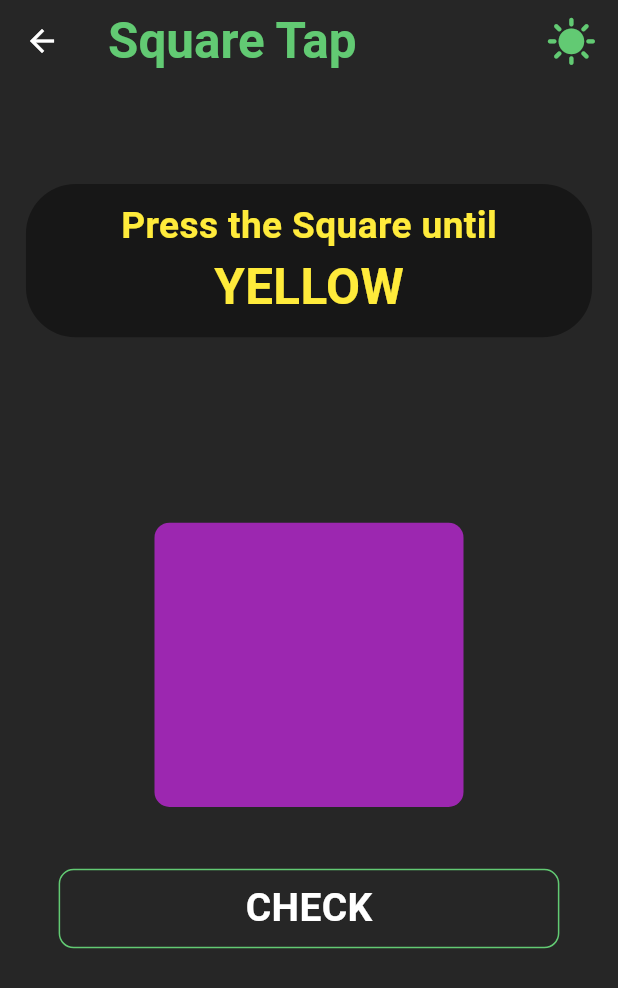
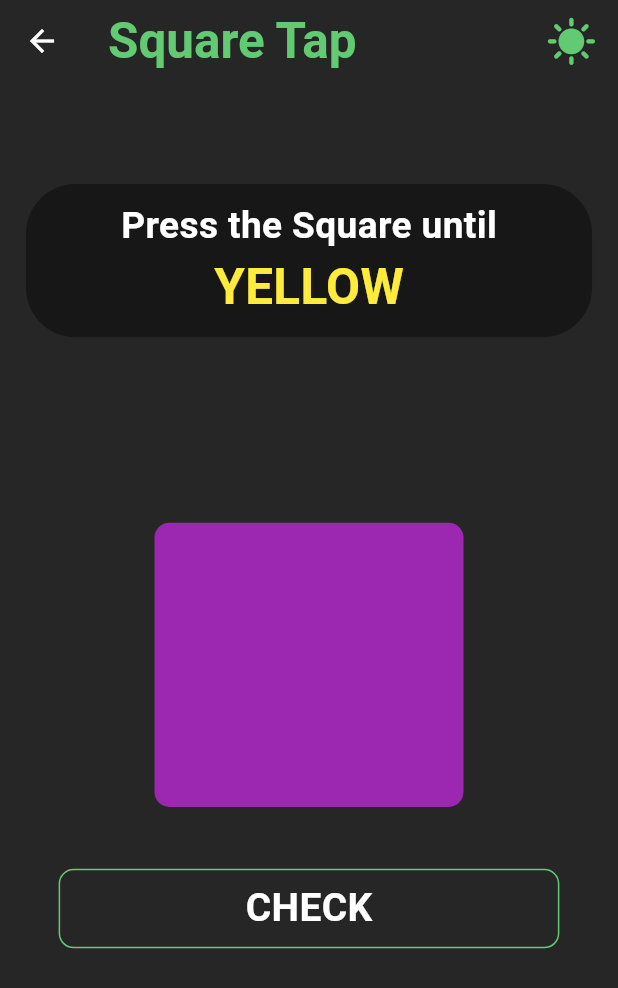
Before and after one commit to sidesshmore/AlzPal_Patient, a Flutter app: the SquareTap screen opened directly, on a phone screen of 412 x 824 dp. Shown: the top 988 px of the screen. Run offline on Flutter 3.47's test engine with Material 3 defaults, Android fonts, the phone set to English and light mode, and no system bars.

Commit message:
Changed colors list + ui changes

```diff
--- a/lib/Square Tap/screens/square_tap.dart
+++ b/lib/Square Tap/screens/square_tap.dart
@@ -27,8 +27,8 @@ class _SquareTapState extends State<SquareTap> {
     Colors.yellow,
     Colors.orange,
     Colors.red,
-    Colors.indigo,
-    Colors.green
+    Colors.green,
+    Colors.white,
   ];
   int currentColorIndex = 0;
 
@@ -92,30 +92,28 @@ class _SquareTapState extends State<SquareTap> {
                     if (isCorrect) {
                       HapticFeedback.lightImpact();
                       Future.delayed(Duration(seconds: 1), () {
-                        if (colorIndex == shuffledColor.length-1) {
+                        if (colorIndex == shuffledColor.length - 1) {
                           Navigator.push(
                             context,
                             MaterialPageRoute(builder: (context) {
                               return HomeScreen();
                             }),
                           );
-                        }else{
+                        } else {
                           setState(() {
                             colorIndex++;
                             isSelected = false;
                           });
                         }
                       });
-                      }else{
+                    } else {
                       HapticFeedback.heavyImpact();
-                        Future.delayed(Duration(seconds: 1),(){
+                      Future.delayed(Duration(seconds: 1), () {
                         setState(() {
-                          isSelected=false;
-
+                          isSelected = false;
                         });
                       });
                     }
-
                   },
                   child: SquareCheck(
                     optionText: 'CHECK',
--- a/lib/Square Tap/widgets/square_question.dart
+++ b/lib/Square Tap/widgets/square_question.dart
@@ -3,7 +3,7 @@ import 'package:alzpal_patient/colors.dart';
 import 'package:flutter/material.dart';
 
 class SquareQuestion extends StatelessWidget {
-  const SquareQuestion({super.key,required this.color});
+  const SquareQuestion({super.key, required this.color});
   final ColorModel color;
 
   @override
@@ -26,7 +26,7 @@ class SquareQuestion extends StatelessWidget {
               Text(
                 'Press the Square until',
                 style: TextStyle(
-                    color: color.color,
+                    color: Colors.white,
                     fontSize: screenWidth * 0.06,
                     fontWeight: FontWeight.w600),
               ),
```
Lines whose indentation alone changed are shown as unchanged.
